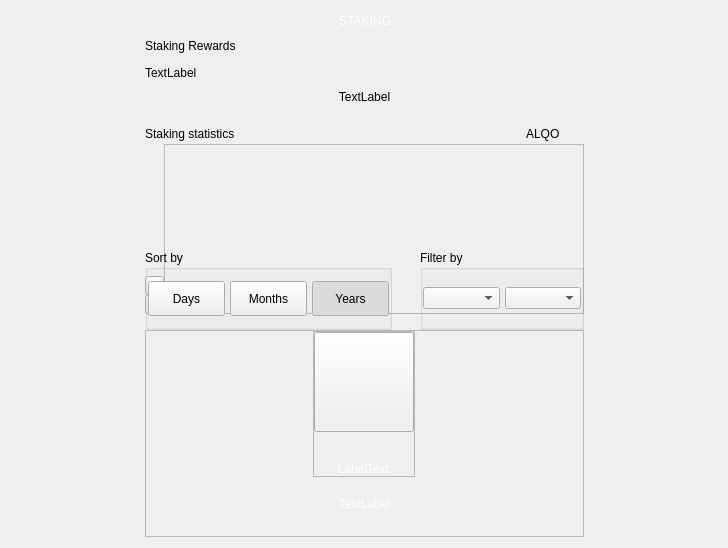
Qt form src/qt/forms/chartswidget.ui (eons-finance/ALQO) before a commit.
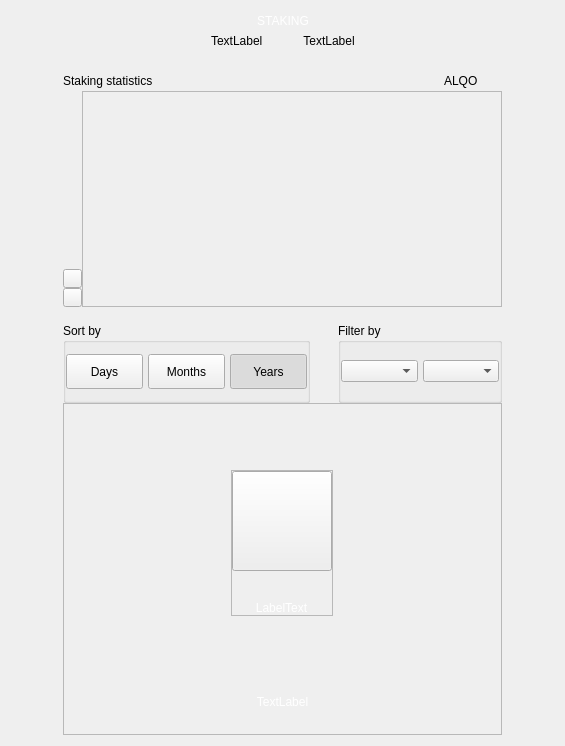
The same form after that commit.

Diff of the .ui file:
```diff
--- a/src/qt/forms/chartswidget.ui
+++ b/src/qt/forms/chartswidget.ui
@@ -6,14 +6,14 @@
    <rect>
     <x>0</x>
     <y>0</y>
-    <width>728</width>
-    <height>548</height>
+    <width>565</width>
+    <height>746</height>
    </rect>
   </property>
   <property name="windowTitle">
    <string>Form</string>
   </property>
-  <layout class="QHBoxLayout" name="horizontalLayout_13">
+  <layout class="QVBoxLayout" name="verticalLayout_3">
    <item>
     <layout class="QHBoxLayout" name="horizontalLayout_2">
      <item>
@@ -30,7 +30,7 @@
       </spacer>
      </item>
      <item>
-      <layout class="QVBoxLayout" name="verticalLayout_2" stretch="0,0,0,0,0,0,0,0">
+      <layout class="QVBoxLayout" name="verticalLayout_2" stretch="0,0,0,0,0,0">
        <property name="spacing">
         <number>0</number>
        </property>
@@ -72,27 +72,34 @@
         </layout>
        </item>
        <item>
-        <layout class="QHBoxLayout" name="horizontalLayout_3">
-         <property name="spacing">
-          <number>0</number>
-         </property>
+        <layout class="QHBoxLayout" name="horizontalLayout_5">
          <item>
-          <layout class="QVBoxLayout" name="verticalLayout_6">
-           <property name="spacing">
-            <number>5</number>
+          <spacer name="horizontalSpacer_11">
+           <property name="orientation">
+            <enum>Qt::Horizontal</enum>
            </property>
+           <property name="sizeHint" stdset="0">
+            <size>
+             <width>40</width>
+             <height>20</height>
+            </size>
+           </property>
+          </spacer>
+         </item>
+         <item>
+          <layout class="QHBoxLayout" name="horizontalLayout_13">
            <item>
-            <widget class="QLabel" name="labelTitle2">
-             <property name="minimumSize">
+            <spacer name="horizontalSpacer_8">
+             <property name="orientation">
+              <enum>Qt::Horizontal</enum>
+             </property>
+             <property name="sizeHint" stdset="0">
               <size>
-               <width>0</width>
-               <height>30</height>
+               <width>40</width>
+               <height>20</height>
               </size>
              </property>
-             <property name="text">
-              <string>Staking Rewards</string>
-             </property>
-            </widget>
+            </spacer>
            </item>
            <item>
             <widget class="QLabel" name="labelMessage">
@@ -101,19 +108,52 @@
              </property>
             </widget>
            </item>
+           <item>
+            <spacer name="horizontalSpacer_12">
+             <property name="orientation">
+              <enum>Qt::Horizontal</enum>
+             </property>
+             <property name="sizeHint" stdset="0">
+              <size>
+               <width>40</width>
+               <height>20</height>
+              </size>
+             </property>
+            </spacer>
+           </item>
+           <item>
+            <widget class="QLabel" name="labelAmountPiv">
+             <property name="text">
+              <string>TextLabel</string>
+             </property>
+             <property name="alignment">
+              <set>Qt::AlignCenter</set>
+             </property>
+            </widget>
+           </item>
+           <item>
+            <spacer name="horizontalSpacer_9">
+             <property name="orientation">
+              <enum>Qt::Horizontal</enum>
+             </property>
+             <property name="sizeHint" stdset="0">
+              <size>
+               <width>40</width>
+               <height>20</height>
+              </size>
+             </property>
+            </spacer>
+           </item>
           </layout>
          </item>
          <item>
-          <spacer name="horizontalSpacer_2">
+          <spacer name="horizontalSpacer_10">
            <property name="orientation">
             <enum>Qt::Horizontal</enum>
            </property>
-           <property name="sizeType">
-            <enum>QSizePolicy::MinimumExpanding</enum>
-           </property>
            <property name="sizeHint" stdset="0">
             <size>
-             <width>20</width>
+             <width>40</width>
              <height>20</height>
             </size>
            </property>
@@ -121,39 +161,6 @@
          </item>
         </layout>
        </item>
-       <item>
-        <spacer name="verticalSpacer_4">
-         <property name="orientation">
-          <enum>Qt::Vertical</enum>
-         </property>
-         <property name="sizeType">
-          <enum>QSizePolicy::Fixed</enum>
-         </property>
-         <property name="sizeHint" stdset="0">
-          <size>
-           <width>20</width>
-           <height>10</height>
-          </size>
-         </property>
-        </spacer>
-       </item>
-       <item>
-        <layout class="QHBoxLayout" name="horizontalLayout_5" stretch="0">
-         <property name="spacing">
-          <number>0</number>
-         </property>
-         <item>
-          <widget class="QLabel" name="labelAmountPiv">
-           <property name="text">
-            <string>TextLabel</string>
-           </property>
-           <property name="alignment">
-            <set>Qt::AlignCenter</set>
-           </property>
-          </widget>
-         </item>
-        </layout>
-       </item>
        <item>
         <spacer name="verticalSpacer_6">
          <property name="orientation">
```
